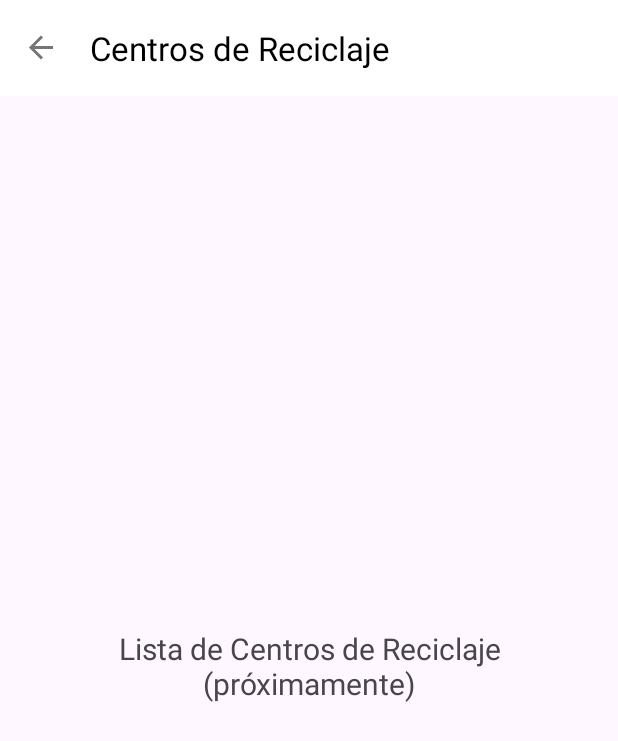
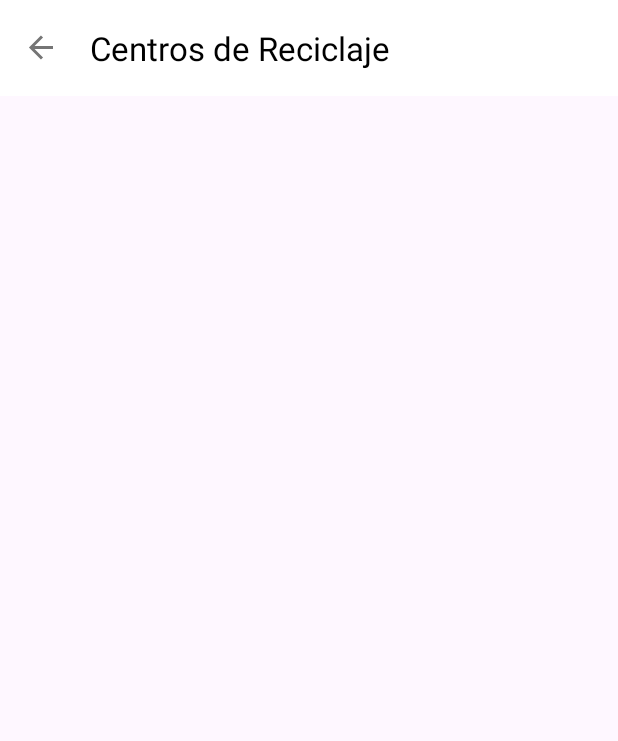
Before and after one commit to Joshua150453/ecociudad, an Android app: the CentrosReciclajeFragment screen opened through its navigation route, on a phone screen of 412 x 824 dp. Shown: the top 741 px of the screen. Run offline under Robolectric (Android 15) with nearby library versions, the phone set to English and light mode, and no system bars; our stand-ins replace navigation-ui; 1 statement that could not run was skipped.

Commit message:
Actualizando xml de fragment centros

```diff
--- a/app/src/main/res/layout/fragment_centros_reciclaje.xml
+++ b/app/src/main/res/layout/fragment_centros_reciclaje.xml
@@ -1,16 +1,10 @@
 <?xml version="1.0" encoding="utf-8"?>
-<LinearLayout xmlns:android="http://schemas.android.com/apk/res/android"
-    android:orientation="vertical"
-    android:gravity="center"
+<FrameLayout xmlns:android="http://schemas.android.com/apk/res/android"
     android:layout_width="match_parent"
     android:layout_height="match_parent">
 
-    <TextView
+    <androidx.recyclerview.widget.RecyclerView
+        android:id="@+id/recyclerCentros"
         android:layout_width="match_parent"
-        android:layout_height="wrap_content"
-        android:text="Lista de Centros de Reciclaje (próximamente)"
-        android:gravity="center"
-        android:textSize="20sp"
-        android:padding="20dp"/>
-
-</LinearLayout>
+        android:layout_height="match_parent"/>
+</FrameLayout>
```
